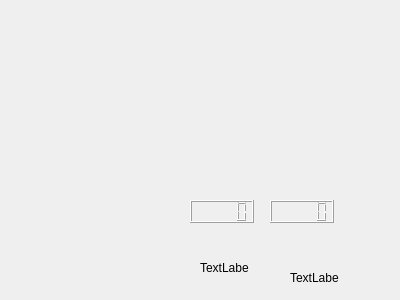
Old version of the form code/MonitoringVitalSigns/patientmonitorwidget.ui in the repository FernandoRodriguesDeSantana/final_project_POO.
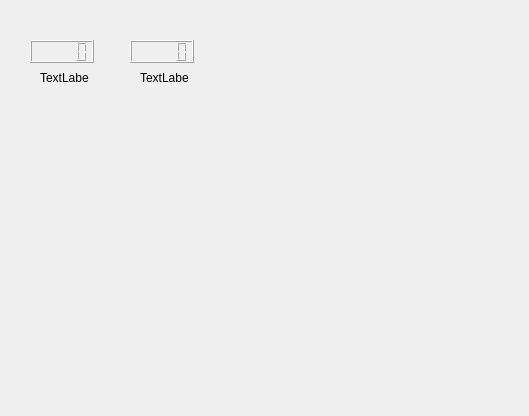
New version of the form.

Diff of the .ui file:
```diff
--- a/code/MonitoringVitalSigns/patientmonitorwidget.ui
+++ b/code/MonitoringVitalSigns/patientmonitorwidget.ui
@@ -6,8 +6,8 @@
    <rect>
     <x>0</x>
     <y>0</y>
-    <width>400</width>
-    <height>300</height>
+    <width>529</width>
+    <height>416</height>
    </rect>
   </property>
   <property name="windowTitle">
@@ -16,8 +16,8 @@
   <widget class="QLCDNumber" name="lcdO2Sat">
    <property name="geometry">
     <rect>
-     <x>270</x>
-     <y>200</y>
+     <x>130</x>
+     <y>40</y>
      <width>64</width>
      <height>23</height>
     </rect>
@@ -26,8 +26,8 @@
   <widget class="QLCDNumber" name="lcdHeartRate">
    <property name="geometry">
     <rect>
-     <x>190</x>
-     <y>200</y>
+     <x>30</x>
+     <y>40</y>
      <width>64</width>
      <height>23</height>
     </rect>
@@ -36,8 +36,8 @@
   <widget class="QLabel" name="labelPatientName">
    <property name="geometry">
     <rect>
-     <x>200</x>
-     <y>260</y>
+     <x>40</x>
+     <y>70</y>
      <width>49</width>
      <height>16</height>
     </rect>
@@ -49,8 +49,8 @@
   <widget class="QLabel" name="labelPressure">
    <property name="geometry">
     <rect>
-     <x>290</x>
-     <y>270</y>
+     <x>140</x>
+     <y>70</y>
      <width>49</width>
      <height>16</height>
     </rect>
```
